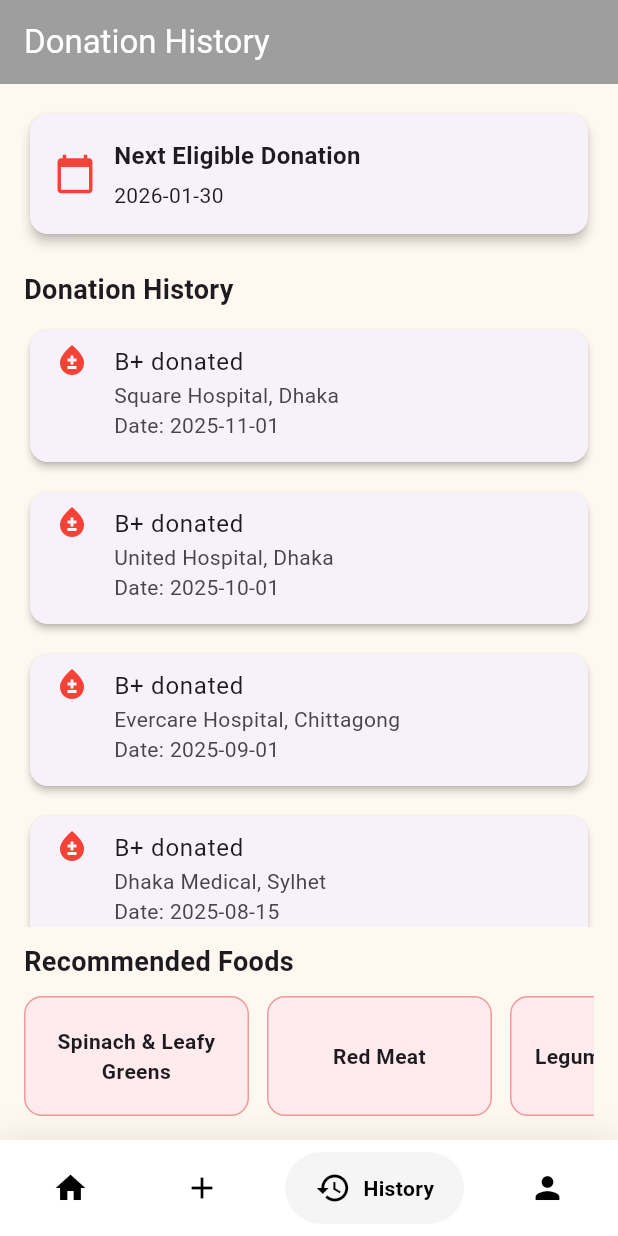
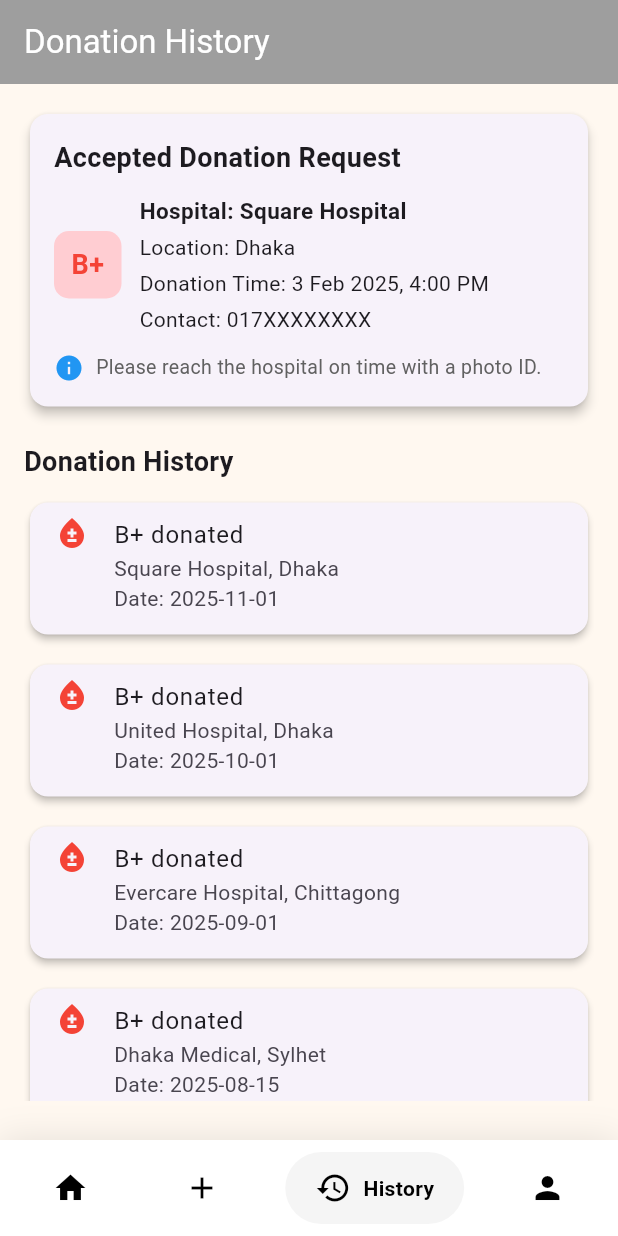
Before and after one commit to DefenShahria/Hayat_App, a Flutter app: the screen it shows after launch, item 3 of the bottom bar chosen, on a phone screen of 412 x 824 dp. Run offline on Flutter 3.47's test engine with Material 3 defaults, Android fonts, the light colour scheme and no system bars; drawn by our look-alikes of google_nav_bar; our stand-ins replace get.

Commit message:
first commit 2

```diff
--- a/lib/presentation/history/history_page.dart
+++ b/lib/presentation/history/history_page.dart
@@ -1,8 +1,13 @@
 import 'package:flutter/material.dart';
 
-class HistoryScreen extends StatelessWidget {
+class HistoryScreen extends StatefulWidget {
   const HistoryScreen({super.key});
 
+  @override
+  State<HistoryScreen> createState() => _HistoryScreenState();
+}
+
+class _HistoryScreenState extends State<HistoryScreen> {
   // Dummy data
   final List<Map<String, String>> donationHistory = const [
     {"date": "2025-11-01", "bloodGroup": "B+", "location": "Dhaka", "hospital": "Square Hospital"},
@@ -27,15 +32,6 @@ class HistoryScreen extends StatelessWidget {
     {"date": "2024-04-05", "bloodGroup": "B+", "location": "Dhaka", "hospital": "Sarwar Hospital"},
   ];
 
-
-  final List<String> recommendedFoods = const [
-    "Spinach & Leafy Greens",
-    "Red Meat",
-    "Legumes & Beans",
-    "Vitamin C rich fruits",
-    "Iron-rich cereals"
-  ];
-
   @override
   Widget build(BuildContext context) {
     // Calculate next donation date (3 months from last donation)
@@ -54,36 +50,93 @@ class HistoryScreen extends StatelessWidget {
           crossAxisAlignment: CrossAxisAlignment.start,
           children: [
 
-            // ---------------- Next Donation ----------------
+            // ---------------- Accepted Request (Top Section) ----------------
             Card(
-              shape: RoundedRectangleBorder(
-                  borderRadius: BorderRadius.circular(12)),
+              shape: RoundedRectangleBorder(borderRadius: BorderRadius.circular(12)),
               elevation: 3,
               child: Padding(
                 padding: const EdgeInsets.all(16.0),
-                child: Row(
+                child: Column(
+                  crossAxisAlignment: CrossAxisAlignment.start,
                   children: [
-                    const Icon(Icons.calendar_today, color: Colors.red, size: 28),
+                    const Text(
+                      "Accepted Donation Request",
+                      style: TextStyle(fontWeight: FontWeight.bold, fontSize: 18),
+                    ),
+                    const SizedBox(height: 12),
+
+                    Row(
+                      children: [
+                        Container(
+                          height: 45,
+                          width: 45,
+                          decoration: BoxDecoration(
+                            color: Colors.red.shade100,
+                            borderRadius: BorderRadius.circular(10),
+                          ),
+                          child: const Center(
+                            child: Text(
+                              "B+",
+                              style: TextStyle(
+                                  color: Colors.red,
+                                  fontSize: 18,
+                                  fontWeight: FontWeight.bold),
+                            ),
+                          ),
+                        ),
                         const SizedBox(width: 12),
+
                         Expanded(
                           child: Column(
                             crossAxisAlignment: CrossAxisAlignment.start,
-                        children: [
-                          const Text("Next Eligible Donation",
+                            children: const [
+                              Text(
+                                "Hospital: Square Hospital",
                                 style: TextStyle(
-                                  fontWeight: FontWeight.bold, fontSize: 16)),
-                          const SizedBox(height: 5),
-                          Text(nextDonation,
-                              style: const TextStyle(fontSize: 14)),
+                                    fontSize: 15, fontWeight: FontWeight.w600),
+                              ),
+                              SizedBox(height: 4),
+                              Text(
+                                "Location: Dhaka",
+                                style: TextStyle(fontSize: 14),
+                              ),
+                              SizedBox(height: 4),
+                              Text(
+                                "Donation Time: 3 Feb 2025, 4:00 PM",
+                                style: TextStyle(fontSize: 14),
+                              ),
+                              SizedBox(height: 4),
+                              Text(
+                                "Contact: 017XXXXXXXX",
+                                style: TextStyle(fontSize: 14),
+                              ),
                             ],
                           ),
-                    )
+                        ),
+                      ],
+                    ),
+
+                    const SizedBox(height: 12),
+
+                    Row(
+                      children: [
+                        const Icon(Icons.info, color: Colors.blue, size: 20),
+                        const SizedBox(width: 8),
+                        Expanded(
+                          child: Text(
+                            "Please reach the hospital on time with a photo ID.",
+                            style:
+                            TextStyle(fontSize: 13, color: Colors.grey.shade700),
+                          ),
+                        ),
+                      ],
+                    ),
                   ],
                 ),
               ),
             ),
+            const SizedBox(height: 20),
 
-            const SizedBox(height: 20),
 
             // ---------------- Donation History ----------------
             const Text("Donation History",
@@ -113,37 +166,6 @@ class HistoryScreen extends StatelessWidget {
 
             const SizedBox(height: 10),
 
-            // ---------------- Recommended Foods ----------------
-            const Text("Recommended Foods",
-                style: TextStyle(fontWeight: FontWeight.bold, fontSize: 18)),
-            const SizedBox(height: 10),
-            SizedBox(
-              height: 80,
-              child: ListView.separated(
-                scrollDirection: Axis.horizontal,
-                itemCount: recommendedFoods.length,
-                separatorBuilder: (_, __) => const SizedBox(width: 12),
-                itemBuilder: (context, index) {
-                  return Container(
-                    width: 150,
-                    decoration: BoxDecoration(
-                      color: Colors.red.shade50,
-                      borderRadius: BorderRadius.circular(12),
-                      border: Border.all(color: Colors.red.shade200),
-                    ),
-                    padding: const EdgeInsets.all(12),
-                    child: Center(
-                      child: Text(
-                        recommendedFoods[index],
-                        style: const TextStyle(
-                            fontWeight: FontWeight.bold, fontSize: 14),
-                        textAlign: TextAlign.center,
-                      ),
-                    ),
-                  );
-                },
-              ),
-            )
           ],
         ),
       ),
--- a/lib/presentation/home/home_page.dart
+++ b/lib/presentation/home/home_page.dart
@@ -2,7 +2,6 @@ import 'package:flutter/material.dart';
 
 class HomeScreen extends StatefulWidget {
   const HomeScreen({super.key});
-
   @override
   State<HomeScreen> createState() => _HomeScreenState();
 }
```
Also changed, not shown: lib/presentation/profile/profile.dart (+111 -0 lines). Lines whose indentation alone changed are shown as unchanged.
